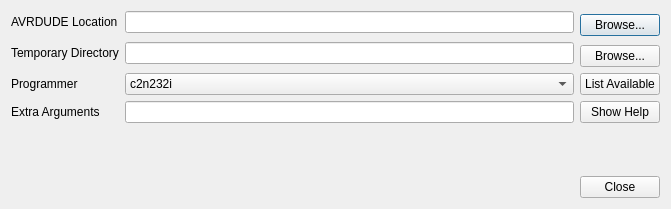
The window that src/burnconfigdialog.ui (xhorizont/eepe) describes before a commit, drawn with Qt 5.
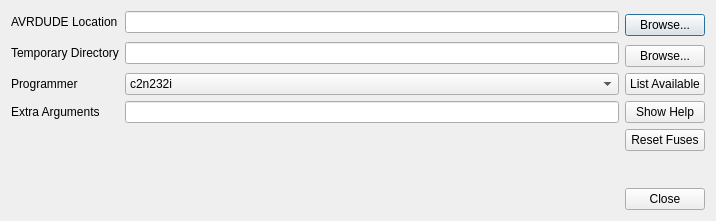
The same window after the commit. Icons and pictures are not drawn.

What changed in the file:
```diff
--- a/src/burnconfigdialog.ui
+++ b/src/burnconfigdialog.ui
@@ -6,8 +6,8 @@
    <rect>
     <x>0</x>
     <y>0</y>
-    <width>671</width>
-    <height>209</height>
+    <width>716</width>
+    <height>221</height>
    </rect>
   </property>
   <property name="windowTitle">
@@ -401,7 +401,7 @@
          </property>
         </widget>
        </item>
-       <item row="5" column="1">
+       <item row="6" column="1">
         <spacer name="verticalSpacer">
          <property name="orientation">
           <enum>Qt::Vertical</enum>
@@ -438,6 +438,13 @@
          </property>
         </widget>
        </item>
+       <item row="5" column="2">
+        <widget class="QPushButton" name="resetFuses">
+         <property name="text">
+          <string>Reset Fuses</string>
+         </property>
+        </widget>
+       </item>
       </layout>
      </item>
     </layout>
```
Left out of the diff: 2 changed lines with no effect on the pictures.
